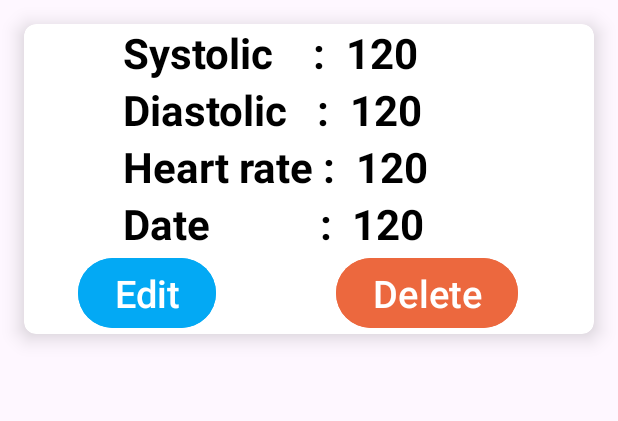
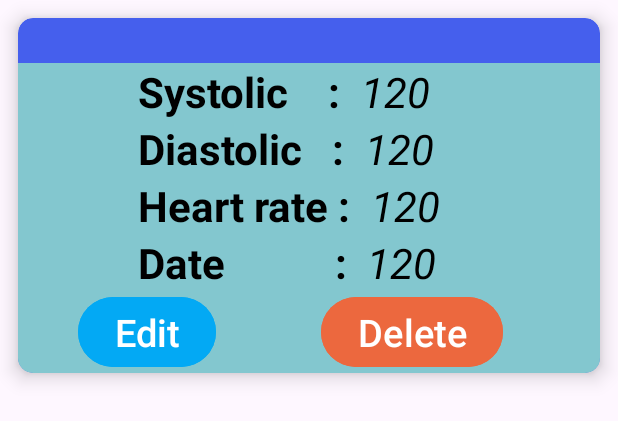
Before and after one commit to Naieem-55/Cardiac_Recorder, an Android app: the layout item.xml on its own in the app's theme, with its tools: preview values and no code run, on a phone screen of 412 x 824 dp. Shown: the top 421 px of the screen. Run offline under Robolectric (Android 15) with nearby library versions, the phone set to English and light mode, and no system bars.

```diff
--- a/app/src/main/AndroidManifest.xml
+++ b/app/src/main/AndroidManifest.xml
@@ -12,6 +12,9 @@
         android:supportsRtl="true"
         android:theme="@style/Theme.Cardiac_Recorder"
         tools:targetApi="31">
+        <activity
+            android:name=".controll"
+            android:exported="false" />
         <activity
             android:name=".userList"
             android:exported="false" />
--- a/app/src/main/java/com/example/cardiac_recorder/Login.java
+++ b/app/src/main/java/com/example/cardiac_recorder/Login.java
@@ -19,7 +19,7 @@ import com.google.firebase.database.ValueEventListener;
 
 public class Login extends AppCompatActivity {
 
-    DatabaseReference databaseReference= FirebaseDatabase.getInstance().getReferenceFromUrl("https://cardiac-recorder-bdaf8-default-rtdb.firebaseio.com/");
+    DatabaseReference databaseReference= FirebaseDatabase.getInstance().getReference();
     public static String phoneNo;
     public static int serialNo = 0;
     @Override
@@ -50,7 +50,7 @@ public class Login extends AppCompatActivity {
 
                                 if(getPassword.equals(passwordText)){
                                     Toast.makeText(Login.this,"Login Successful.",Toast.LENGTH_SHORT).show();
-                                    startActivity(new Intent(Login.this,userList.class));
+                                    startActivity(new Intent(Login.this,controll.class));
                                     finish();
                                 }else{
                                     Toast.makeText(Login.this, "Wrong password!.", Toast.LENGTH_SHORT).show();
--- a/app/src/main/java/com/example/cardiac_recorder/MainActivity.java
+++ b/app/src/main/java/com/example/cardiac_recorder/MainActivity.java
@@ -40,7 +40,7 @@ public class MainActivity extends AppCompatActivity {
 
         final String phoneNumber = Login.phoneNo;  // Phone No taken from Login page
 
-        DatabaseReference databaseReference = FirebaseDatabase.getInstance().getReferenceFromUrl("https://cardiac-recorder-bdaf8-default-rtdb.firebaseio.com/").child("users");
+        DatabaseReference databaseReference = FirebaseDatabase.getInstance().getReference().child("users");
 
         addButton.setOnClickListener(
                 new View.OnClickListener() {
--- a/app/src/main/java/com/example/cardiac_recorder/Register.java
+++ b/app/src/main/java/com/example/cardiac_recorder/Register.java
@@ -18,7 +18,7 @@ import com.google.firebase.database.ValueEventListener;
 
 public class Register extends AppCompatActivity {
 
-    DatabaseReference databaseReference = FirebaseDatabase.getInstance().getReferenceFromUrl("https://cardiac-recorder-bdaf8-default-rtdb.firebaseio.com/");
+    DatabaseReference databaseReference = FirebaseDatabase.getInstance().getReference();
 
     @Override
     protected void onCreate(Bundle savedInstanceState) {
--- a/app/src/main/res/layout/activity_user_list.xml
+++ b/app/src/main/res/layout/activity_user_list.xml
@@ -10,6 +10,9 @@
         android:id="@+id/userlist"
         android:layout_width="409dp"
         android:layout_height="729dp"
+        app:layoutManager="androidx.recyclerview.widget.LinearLayoutManager"
+        android:orientation="vertical"
+        app:reverseLayout="false"
         app:layout_constraintBottom_toBottomOf="parent"
         app:layout_constraintEnd_toEndOf="parent"
         app:layout_constraintStart_toStartOf="parent"
--- a/app/src/main/res/layout/item.xml
+++ b/app/src/main/res/layout/item.xml
@@ -4,35 +4,36 @@
     android:layout_height="wrap_content"
     xmlns:app="http://schemas.android.com/apk/res-auto"
     app:cardElevation="8dp"
-    app:cardCornerRadius="8dp"
-    android:layout_margin="16dp"
+    app:cardCornerRadius="10dp"
+    android:layout_margin="12dp"
+    android:backgroundTint="#455FED"
 
     >
 
+
+
     <LinearLayout
-        android:layout_width="wrap_content"
-        android:layout_height="wrap_content"
-        android:layout_marginLeft="16dp"
-        android:orientation="vertical"
-        >
+        android:layout_width="match_parent"
+        android:layout_height="match_parent"
+        android:background="#83C7CF"
+        android:layout_marginTop="30dp"
+        android:orientation="vertical">
 
         <LinearLayout
             android:layout_width="wrap_content"
             android:layout_height="wrap_content"
             android:layout_gravity="center_vertical"
-            android:orientation="horizontal"
             android:layout_marginLeft="50dp"
-            >
+            android:orientation="horizontal">
 
             <TextView
                 android:layout_width="wrap_content"
                 android:layout_height="wrap_content"
+                android:layout_marginLeft="30dp"
                 android:text="Systolic    : "
                 android:textColor="@color/black"
                 android:textSize="28dp"
-                android:textStyle="bold"
-                >
-            </TextView>
+                android:textStyle="bold"></TextView>
 
             <TextView
                 android:id="@+id/systolicText"
@@ -41,8 +42,7 @@
                 android:text=" 120 "
                 android:textColor="@color/black"
                 android:textSize="28dp"
-                android:textStyle="bold"
-                >
+                android:textStyle="italic">
 
             </TextView>
 
@@ -52,19 +52,17 @@
             android:layout_width="wrap_content"
             android:layout_height="wrap_content"
             android:layout_gravity="center_vertical"
-            android:orientation="horizontal"
             android:layout_marginLeft="50dp"
-            >
+            android:orientation="horizontal">
 
             <TextView
                 android:layout_width="wrap_content"
                 android:layout_height="wrap_content"
+                android:layout_marginLeft="30dp"
                 android:text="Diastolic   : "
                 android:textColor="@color/black"
                 android:textSize="28dp"
-                android:textStyle="bold"
-                >
-            </TextView>
+                android:textStyle="bold"></TextView>
 
             <TextView
                 android:id="@+id/diastolicText"
@@ -73,8 +71,7 @@
                 android:text=" 120 "
                 android:textColor="@color/black"
                 android:textSize="28dp"
-                android:textStyle="bold"
-                >
+                android:textStyle="italic">
 
             </TextView>
 
@@ -84,19 +81,17 @@
             android:layout_width="wrap_content"
             android:layout_height="wrap_content"
             android:layout_gravity="center_vertical"
-            android:orientation="horizontal"
             android:layout_marginLeft="50dp"
-            >
+            android:orientation="horizontal">
 
             <TextView
                 android:layout_width="wrap_content"
                 android:layout_height="wrap_content"
+                android:layout_marginLeft="30dp"
                 android:text="Heart rate : "
                 android:textColor="@color/black"
                 android:textSize="28dp"
-                android:textStyle="bold"
-                >
-            </TextView>
+                android:textStyle="bold"></TextView>
 
             <TextView
                 android:id="@+id/heartText"
@@ -105,8 +100,7 @@
                 android:text=" 120 "
                 android:textColor="@color/black"
                 android:textSize="28dp"
-                android:textStyle="bold"
-                >
+                android:textStyle="italic">
 
             </TextView>
 
@@ -116,19 +110,17 @@
             android:layout_width="wrap_content"
             android:layout_height="wrap_content"
             android:layout_gravity="center_vertical"
-            android:orientation="horizontal"
             android:layout_marginLeft="50dp"
-            >
+            android:orientation="horizontal">
 
             <TextView
                 android:layout_width="wrap_content"
                 android:layout_height="wrap_content"
                 android:text="Date           : "
                 android:textColor="@color/black"
+                android:layout_marginLeft="30dp"
                 android:textSize="28dp"
-                android:textStyle="bold"
-                >
-            </TextView>
+                android:textStyle="bold"></TextView>
 
             <TextView
                 android:id="@+id/dateText"
@@ -137,8 +129,7 @@
                 android:text=" 120 "
                 android:textColor="@color/black"
                 android:textSize="28dp"
-                android:textStyle="bold"
-                >
+                android:textStyle="italic">
 
             </TextView>
 
@@ -148,18 +139,16 @@
             android:layout_width="wrap_content"
             android:layout_height="wrap_content"
             android:layout_gravity="center_vertical"
-            android:orientation="horizontal"
-            >
+            android:orientation="horizontal">
 
             <Button
                 android:id="@+id/editButton"
                 android:layout_width="wrap_content"
                 android:layout_height="wrap_content"
+                android:layout_marginLeft="40dp"
+                android:backgroundTint="#03A9F4"
                 android:text="Edit"
-                android:textSize="25dp"
-                android:backgroundTint="#03A9F4"
-                android:layout_marginLeft="20dp"
-                >
+                android:textSize="25dp">
 
             </Button>
 
@@ -167,11 +156,10 @@
                 android:id="@+id/deleteButton"
                 android:layout_width="wrap_content"
                 android:layout_height="wrap_content"
+                android:layout_marginLeft="70dp"
+                android:backgroundTint="#EC683E"
                 android:text="Delete"
-                android:textSize="25dp"
-                android:backgroundTint="#EC683E"
-                android:layout_marginLeft="80dp"
-                >
+                android:textSize="25dp">
 
             </Button>
 
@@ -179,4 +167,13 @@
 
     </LinearLayout>
 
+    <LinearLayout
+        android:layout_width="wrap_content"
+        android:layout_height="wrap_content"
+        android:orientation="vertical"
+        >
+
+
+    </LinearLayout>
+
 </androidx.cardview.widget.CardView>
```
Also changed, not shown: app/src/main/java/com/example/cardiac_recorder/User.java (+37 -1 lines), app/src/main/java/com/example/cardiac_recorder/controll.java (added, +38 -0 lines), app/src/main/java/com/example/cardiac_recorder/userList.java (+13 -3 lines), app/src/main/res/layout/activity_controll.xml (added, +52 -0 lines), 1 other file.
